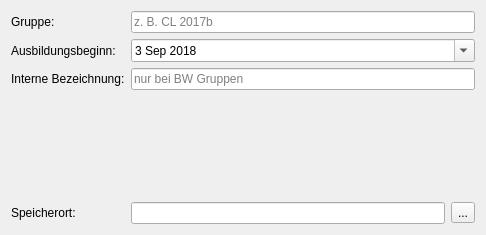
Old version of the form gman/ui/create_db_wiz_2.ui in the repository Whitie/noten-manager.
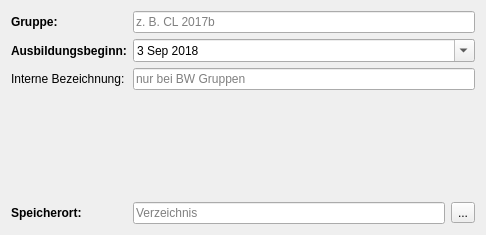
New version of the form.

Patch:
```diff
--- a/gman/ui/create_db_wiz_2.ui
+++ b/gman/ui/create_db_wiz_2.ui
@@ -13,9 +13,21 @@
   <property name="windowTitle">
    <string>WizardPage</string>
   </property>
+  <property name="title">
+   <string>Angaben zur Gruppe</string>
+  </property>
+  <property name="subTitle">
+   <string>Diese Angaben sind wichtig, um die Köpfe für Notenübersichten und Listen korrekt zu generieren.</string>
+  </property>
   <layout class="QFormLayout" name="formLayout">
    <item row="0" column="0">
     <widget class="QLabel" name="label_2">
+     <property name="font">
+      <font>
+       <weight>75</weight>
+       <bold>true</bold>
+      </font>
+     </property>
      <property name="text">
       <string>Gruppe:</string>
      </property>
@@ -39,6 +51,12 @@
    </item>
    <item row="1" column="0">
     <widget class="QLabel" name="label_3">
+     <property name="font">
+      <font>
+       <weight>75</weight>
+       <bold>true</bold>
+      </font>
+     </property>
      <property name="text">
       <string>Ausbildungsbeginn:</string>
      </property>
@@ -109,6 +127,12 @@
    </item>
    <item row="4" column="0">
     <widget class="QLabel" name="label_6">
+     <property name="font">
+      <font>
+       <weight>75</weight>
+       <bold>true</bold>
+      </font>
+     </property>
      <property name="text">
       <string>Speicherort:</string>
      </property>
@@ -124,6 +148,9 @@
        <property name="maxLength">
         <number>255</number>
        </property>
+       <property name="placeholderText">
+        <string>Verzeichnis</string>
+       </property>
       </widget>
      </item>
      <item>
```
Left out of the diff: 6 changed lines with no effect on the pictures.
